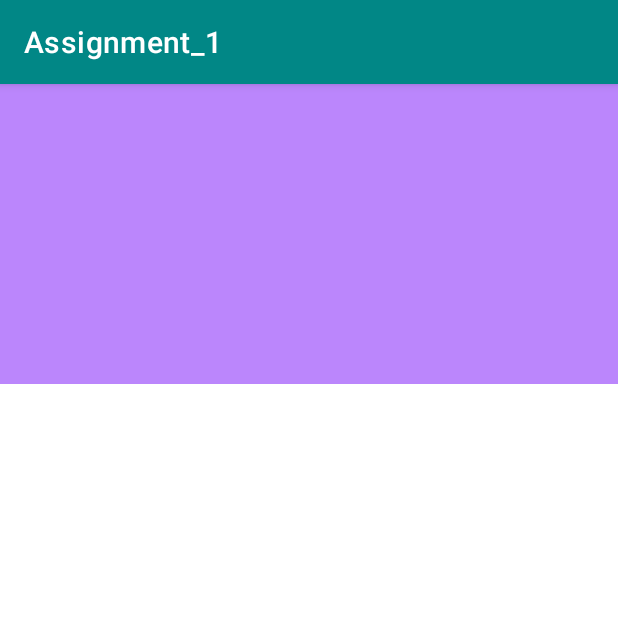
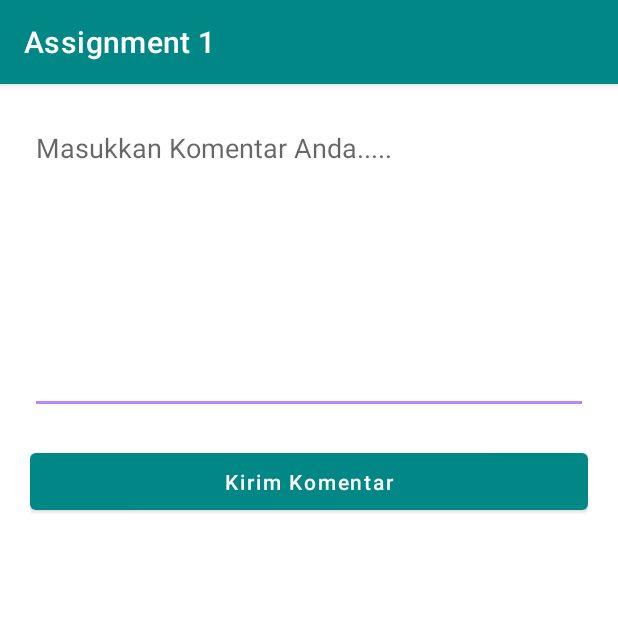
Before and after one commit to MDaffaIzzulhaqS/Assignment_1, an Android app: the screen it shows after launch (MainActivity), on a phone screen of 412 x 824 dp, the top half of it. Run offline under Robolectric (Android 15) with nearby library versions, the phone set to English and light mode, and no system bars.

Commit message:
Revisi Sedikit

```diff
--- a/app/src/main/res/layout/activity_main.xml
+++ b/app/src/main/res/layout/activity_main.xml
@@ -1,9 +1,11 @@
 <?xml version="1.0" encoding="utf-8"?>
-<RelativeLayout xmlns:android="http://schemas.android.com/apk/res/android"
+<LinearLayout xmlns:android="http://schemas.android.com/apk/res/android"
     xmlns:app="http://schemas.android.com/apk/res-auto"
     xmlns:tools="http://schemas.android.com/tools"
     android:layout_width="match_parent"
     android:layout_height="match_parent"
+    android:orientation="vertical"
+    android:padding="20dp"
     tools:context=".MainActivity">
 
 
@@ -11,8 +13,15 @@
         android:id="@+id/comment"
         android:layout_width="match_parent"
         android:layout_height="200dp"
-        android:background="@color/purple_200"
+        android:hint="@string/hint_comment"
         android:ems="10"
         android:gravity="start|top"
         android:inputType="textMultiLine" />
-</RelativeLayout>
+
+    <Button
+        android:layout_width="match_parent"
+        android:layout_height="50dp"
+        android:textColorHint="@color/white"
+        android:layout_marginTop="20dp"
+        android:hint="@string/btn_text"/>
+</LinearLayout>
--- a/app/src/main/res/values/strings.xml
+++ b/app/src/main/res/values/strings.xml
@@ -1,3 +1,5 @@
 <resources>
-    <string name="app_name">Assignment_1</string>
+    <string name="app_name">Assignment 1</string>
+    <string name="hint_comment">Masukkan Komentar Anda.....</string>
+    <string name="btn_text">Kirim Komentar</string>
 </resources>
```
Also changed, not shown: app/src/main/java/com/example/assignment_1/MainActivity.java (+4 -5 lines).
